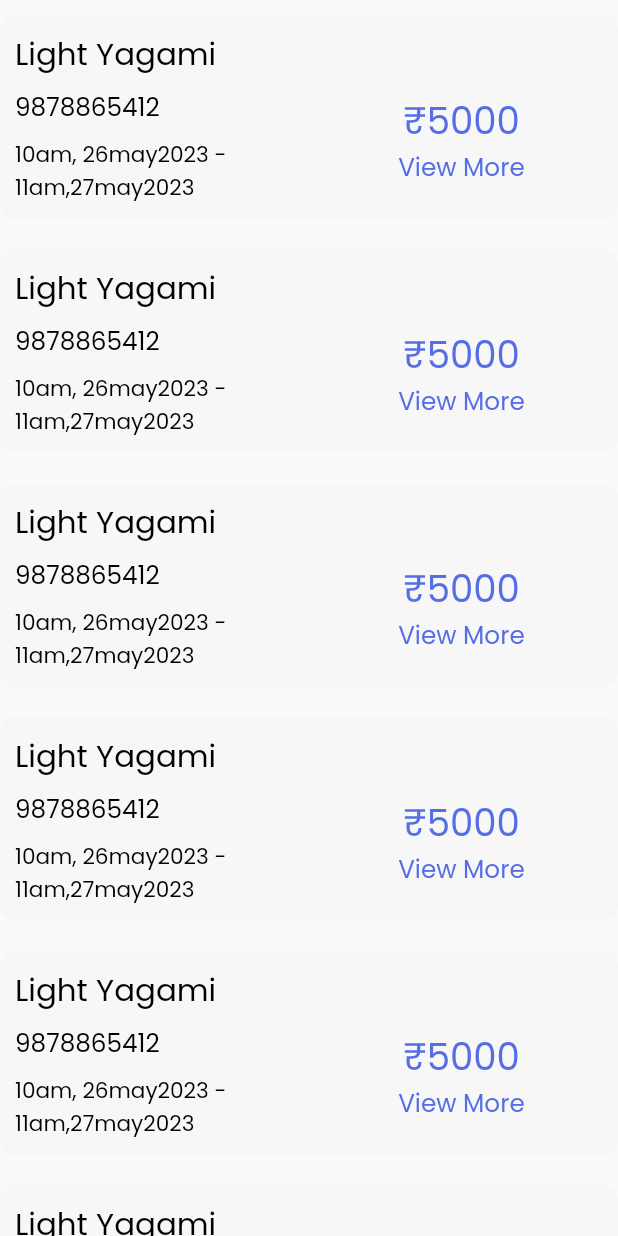
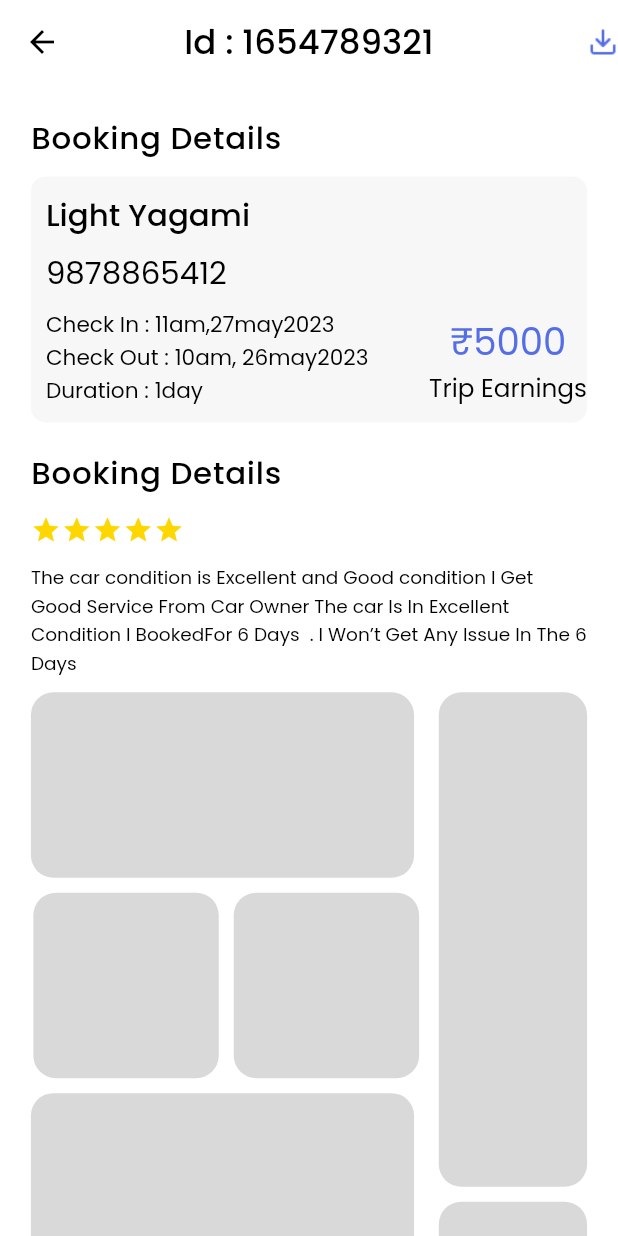
Before and after one commit to Gopiraju-LDC/test, a Flutter app: the EarningList widget shown alone on an empty page, opened directly, after a tap on "Light Yagami", on a phone screen of 412 x 824 dp. Run offline on Flutter 3.47's test engine with Material 2 defaults, Android fonts, the phone set to English and light mode, and no system bars; our stand-ins replace get, google_fonts, google_maps_flutter, smooth_star_rating_null_safety.

Commit message:
Adding Booking Details & Statement Pages

```diff
--- a/lib/constants/constants.dart
+++ b/lib/constants/constants.dart
@@ -12,7 +12,8 @@ const Color backgroundColor = Color(0xFFF7F7F7);
 const Color textColor = Color(0xFF000000);
 const Color secondTextColor =  Color(0xFF666666);
 const Color barColor = Color(0xFF556EE6);
-
+const Color ratingColor = Color(0xFFFFD700);
+const Color simmerColor = Color(0xFFD9D9D9);
 
 const poppinsStyle = GoogleFonts.poppins;
 const sansStyle = GoogleFonts.dmSans;
--- a/lib/constants/imageConstants.dart
+++ b/lib/constants/imageConstants.dart
@@ -19,7 +19,8 @@ class ImageIcons {
   static const String MIC = 'assets/ldIcons/mic.png';
   static const String EDIT_ICON = 'assets/ldIcons/edit.png';
   static const String LOGOUT_ICON = 'assets/ldIcons/logout.png';
-
+  static const String DOWNLOAD_ICON = 'assets/ldIcons/download.png';
+  static const String WHATSAPP_ICON = 'assets/ldIcons/whatsapp.png';
 }
 class Iconss {
 
--- /dev/null
+++ b/lib/earning data/booking_details.dart
@@ -0,0 +1,301 @@
+import 'package:flutter/cupertino.dart';
+import 'package:flutter/material.dart';
+import 'package:get/get.dart';
+import 'package:get/get_core/src/get_main.dart';
+import 'package:smooth_star_rating_null_safety/smooth_star_rating_null_safety.dart';
+
+import '../constants/constants.dart';
+import '../constants/imageConstants.dart';
+import 'get_profileView.dart';
+
+class BookingDetails extends StatefulWidget {
+  const BookingDetails({super.key});
+
+  @override
+  State<BookingDetails> createState() => _BookingDetailsState();
+}
+
+class _BookingDetailsState extends State<BookingDetails> {
+  @override
+  Widget build(BuildContext context) {
+    return Scaffold(
+      backgroundColor: Colors.white,
+      appBar: AppBar(
+        backgroundColor: Colors.white,
+        title: Text(
+          'Id : 1654789321',
+          textAlign: TextAlign.right,
+          style: poppinsStyle(
+            color: Colors.black,
+            fontSize: Get.width * 0.055,
+            fontWeight: FontWeight.w500,
+          ),
+        ),
+        centerTitle: true,
+        leading: IconButton(
+          onPressed: () {
+            Navigator.pop(context);
+          },
+          icon: Icon(
+            Icons.arrow_back,
+            color: Colors.black,
+          ),
+        ),
+        elevation: 0,
+        actions: [
+          Image.asset(ImageIcons.DOWNLOAD_ICON,
+            height: 20,
+            width: 20,)
+        ],
+      ),
+      body: SingleChildScrollView(
+        child: Container(
+            width: Get.width,
+            //  height: Get.height,
+            margin: EdgeInsets.all(Get.width * 0.05),
+            child: Column(
+              crossAxisAlignment: CrossAxisAlignment.start,
+              children: [
+                Text(
+                  'Booking Details',
+                  style: poppinsStyle(
+                    fontSize: Get.width * 0.05,
+                    color: textColor,
+                    fontWeight: FontWeight.w500,
+                    letterSpacing: 0.5,
+                  ),
+                ),
+                Container(
+                  padding: EdgeInsets.symmetric(vertical: 10, horizontal: 10),
+                  margin: EdgeInsets.symmetric(
+                    vertical: 10,
+                  ),
+                  decoration: BoxDecoration(
+                    color: backgroundColor,
+                    borderRadius: BorderRadius.circular(10),
+                  ),
+                  child: Column(
+                    crossAxisAlignment: CrossAxisAlignment.start,
+                    children: [
+                      Text(
+                        'Light Yagami',
+                        style: poppinsStyle(
+                            fontSize: Get.width * 0.05,
+                            color: textColor,
+                            fontWeight: FontWeight.w500),
+                      ),
+                      Row(
+                        crossAxisAlignment: CrossAxisAlignment.end,
+                        //mainAxisAlignment: MainAxisAlignment.start,
+                        children: [
+                          Column(
+                            crossAxisAlignment: CrossAxisAlignment.start,
+                            children: [
+                              Container(
+                                  margin: EdgeInsets.only(top: 8),
+                                  width: Get.width * 0.55,
+                                  child: Text(
+                                    '9878865412',
+                                    style: poppinsStyle(
+                                        fontSize: Get.width * 0.05,
+                                        color: textColor,
+                                        fontWeight: FontWeight.w400),
+                                  )),
+                              Container(
+                                  margin: EdgeInsets.only(top: 8),
+                                  width: Get.width * 0.62,
+                                  child: Text(
+                                    'Check In : 11am,27may2023',
+                                    style: poppinsStyle(
+                                        fontSize: Get.width * 0.035,
+                                        color: textColor,
+                                        fontWeight: FontWeight.w400),
+                                  )),
+                              Container(
+                                  // margin: EdgeInsets.only(top: 8),
+                                  width: Get.width * 0.62,
+                                  child: Text(
+                                    'Check Out : 10am, 26may2023 ',
+                                    style: poppinsStyle(
+                                        fontSize: Get.width * 0.035,
+                                        color: textColor,
+                                        fontWeight: FontWeight.w400),
+                                  )),
+                              Container(
+                                  // margin: EdgeInsets.only(top: 8),
+                                  width: Get.width * 0.62,
+                                  child: Text(
+                                    'Duration : 1day',
+                                    style: poppinsStyle(
+                                        fontSize: Get.width * 0.035,
+                                        color: textColor,
+                                        fontWeight: FontWeight.w400),
+                                  )),
+                            ],
+                          ),
+                          Column(
+                            children: [
+                              Container(
+                                  alignment: Alignment.center,
+                                  child: Text(
+                                    '₹5000',
+                                    style: poppinsStyle(
+                                        fontSize: Get.width * 0.06,
+                                        color: barColor,
+                                        fontWeight: FontWeight.w400),
+                                  )),
+                              Container(
+                                  alignment: Alignment.center,
+                                  child: Text(
+                                    'Trip Earnings',
+                                    style: poppinsStyle(
+                                        fontSize: Get.width * 0.04,
+                                        color: textColor,
+                                        fontWeight: FontWeight.w400),
+                                  )),
+                            ],
+                          ),
+                        ],
+                      ),
+                    ],
+                  ),
+                ),
+                SizedBox(
+                  height: Get.height * 0.01,
+                ),
+                Text(
+                  'Booking Details',
+                  style: poppinsStyle(
+                    fontSize: Get.width * 0.05,
+                    color: textColor,
+                    fontWeight: FontWeight.w500,
+                    letterSpacing: 0.5,
+                  ),
+                ),
+                SizedBox(
+                  height: Get.height * 0.015,
+                ),
+                SmoothStarRating(
+                  allowHalfRating: false,
+                  starCount: 5,
+                  rating: 5.0,
+                  size: 20,
+                  color: ratingColor,
+                  borderColor: ratingColor,
+                  filledIconData: Icons.star,
+                  halfFilledIconData: Icons.star_half,
+                  defaultIconData: Icons.star_border,
+                  spacing: .5,
+                ),
+                SizedBox(
+                  height: Get.height * 0.015,
+                ),
+                Container(
+                  constraints: BoxConstraints(maxHeight: Get.height * 0.2),
+                  width: Get.width * 0.9,
+                  child: Text(
+                    'The car condition is Excellent and Good condition I Get Good '
+                    'Service From Car Owner The car Is In Excellent Condition I Booked'
+                    'For 6 Days  . I Won’t Get Any Issue In The 6 Days',
+                    style: poppinsStyle(
+                      fontSize: Get.width * 0.03,
+                      color: textColor,
+                      fontWeight: FontWeight.w400,
+                    ),
+                  ),
+                ),
+                getSimmerEffect(),
+              ],
+            )),
+      ),
+    );
+  }
+
+  Widget getSimmerEffect() {
+    return Row(
+      crossAxisAlignment: CrossAxisAlignment.start,
+      mainAxisAlignment: MainAxisAlignment.spaceBetween,
+      children: [
+        Column(
+          children: [
+            Container(
+              margin: EdgeInsets.only(
+                top: 10,
+                right: 10,
+              ),
+              width: Get.width * 0.62,
+              height: Get.height * 0.15,
+              decoration: BoxDecoration(
+                  color: simmerColor, borderRadius: BorderRadius.circular(15)),
+            ),
+            Row(
+              children: [
+                Container(
+                  margin: EdgeInsets.only(top: 10, right: 10, bottom: 10),
+                  width: Get.width * 0.3,
+                  height: Get.height * 0.15,
+                  decoration: BoxDecoration(
+                      color: simmerColor,
+                      borderRadius: BorderRadius.circular(15)),
+                ),
+                Container(
+                  margin: EdgeInsets.only(top: 10, right: 5, bottom: 10),
+                  width: Get.width * 0.3,
+                  height: Get.height * 0.15,
+                  decoration: BoxDecoration(
+                      color: simmerColor,
+                      borderRadius: BorderRadius.circular(15)),
+                ),
+              ],
+            ),
+            Container(
+              margin: EdgeInsets.only(
+               // top: 10,
+                right: 10,
+              ),
+              width: Get.width * 0.62,
+              height: Get.height * 0.15,
+              decoration: BoxDecoration(
+                  color: simmerColor, borderRadius: BorderRadius.circular(15)),
+            ),
+            Container(
+              margin: EdgeInsets.only(
+                top: 10,
+                right: 10,
+              ),
+              width: Get.width * 0.62,
+              height: Get.height * 0.15,
+              decoration: BoxDecoration(
+                  color: simmerColor, borderRadius: BorderRadius.circular(15)),
+            ),
+          ],
+        ),
+        Column(
+          children: [
+            Container(
+              margin: EdgeInsets.only(top: 10, ),
+              width: Get.width * 0.24,
+              height: Get.height * 0.4,
+              decoration: BoxDecoration(
+                  color: simmerColor, borderRadius: BorderRadius.circular(15)),
+            ),
+            Container(
+              margin: EdgeInsets.only(top: 10, ),
+              width: Get.width * 0.24,
+              height: Get.height * 0.12,
+              decoration: BoxDecoration(
+                  color: simmerColor, borderRadius: BorderRadius.circular(15)),
+            ),
+            Container(
+              margin: EdgeInsets.only(top: 10, ),
+              width: Get.width * 0.24,
+              height: Get.height * 0.12,
+              decoration: BoxDecoration(
+                  color: simmerColor, borderRadius: BorderRadius.circular(15)),
+            ),
+          ],
+        ),
+      ],
+    );
+  }
+}
--- a/pubspec.yaml
+++ b/pubspec.yaml
@@ -43,6 +43,8 @@ dependencies:
   google_maps_flutter:
   geolocator:
   get: ^4.6.5
+  intl:
+  smooth_star_rating_null_safety:
 
 dev_dependencies:
   flutter_test:
```
Also changed, not shown: lib/earning data/customOptionWidget.dart (added, +50 -0 lines), lib/earning data/get_earning_details.dart (+67 -19 lines), lib/earning data/get_profileView.dart (+1 -45 lines), lib/earning data/statment.dart (added, +80 -0 lines), assets/ldIcons/download.png (added), assets/ldIcons/whatsapp.png (added), pubspec.lock.
